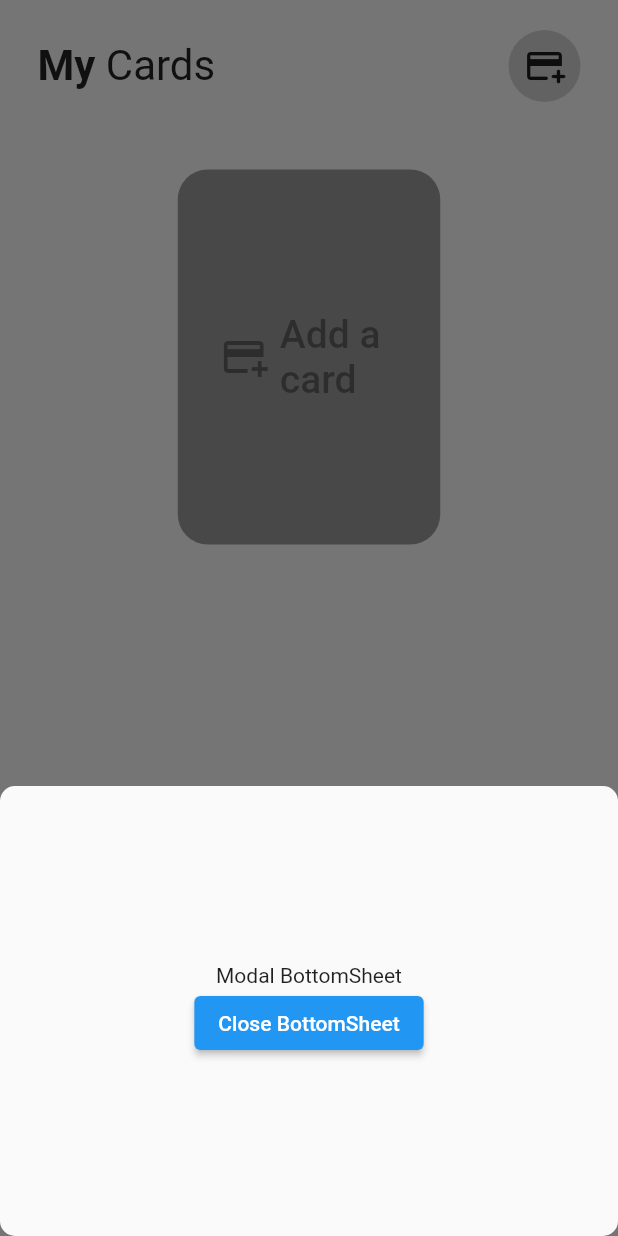
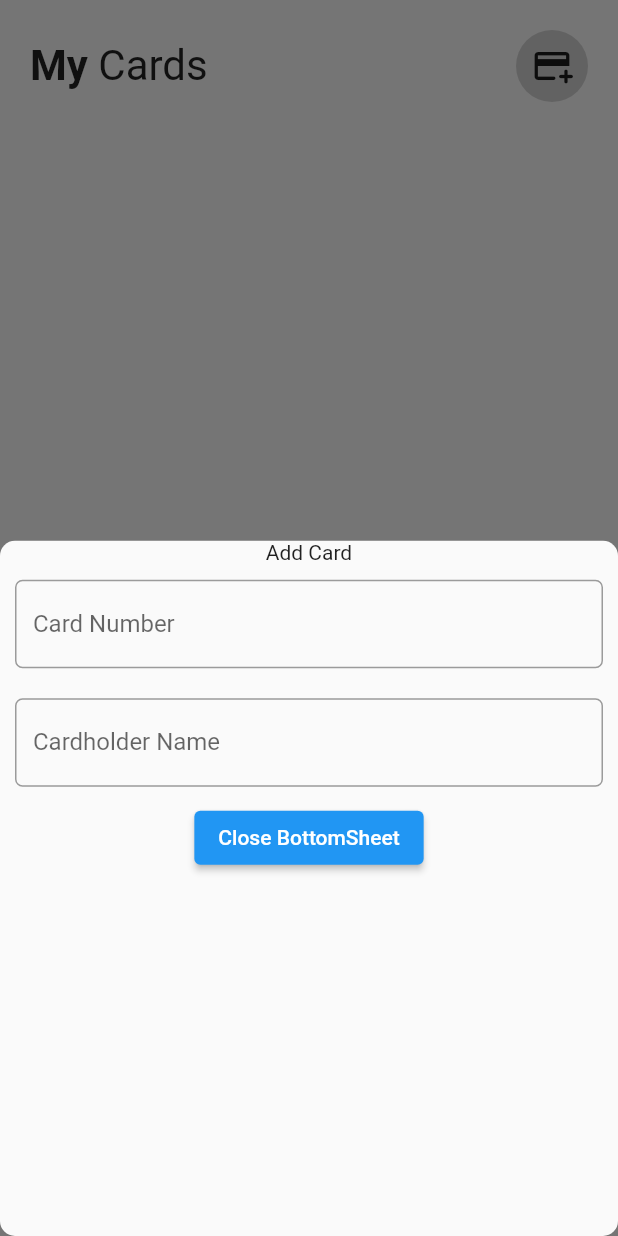
Before and after one commit to assignments-sliit/sriwallet, a Flutter app: the HomePage screen opened by its route, after a tap on the "add card" icon, on a phone screen of 412 x 824 dp. Run offline on Flutter 3.47's test engine with Material 2 defaults, Android fonts, the phone set to English and light mode, and no system bars; our stand-ins replace cloud_firestore, firebase_auth, firebase_core, font_awesome_flutter, progress_dialog_null_safe, smooth_page_indicator; accounts and stored records are empty.

Commit message:
card ui - 2

```diff
--- a/lib/ui/home/homepage.dart
+++ b/lib/ui/home/homepage.dart
@@ -3,10 +3,12 @@
 import 'package:cloud_firestore/cloud_firestore.dart';
 import 'package:firebase_auth/firebase_auth.dart';
 import 'package:flutter/material.dart';
+import 'package:flutter/services.dart';
 import 'package:font_awesome_flutter/font_awesome_flutter.dart';
 import 'package:smooth_page_indicator/smooth_page_indicator.dart';
 import 'package:sriwallet/auth/login.dart';
 import 'package:sriwallet/auth/register.dart';
+import 'package:sriwallet/auth/utils/card_number_formattor.dart';
 import 'package:sriwallet/cards/card.dart';
 import 'package:sriwallet/cards/card_types.dart';
 import 'package:sriwallet/cards/no_card.dart';
@@ -41,7 +43,7 @@ class _HomePageState extends State<HomePage> {
           child: Column(
         children: [
           Padding(
-            padding: const EdgeInsets.symmetric(horizontal: 25, vertical: 20),
+            padding: const EdgeInsets.symmetric(horizontal: 20, vertical: 20),
             child: Row(
               mainAxisAlignment: MainAxisAlignment.spaceBetween,
               children: [
@@ -70,19 +72,61 @@ class _HomePageState extends State<HomePage> {
                       ),
                       onPressed: () {
                         showModalBottomSheet<void>(
-                            isDismissible: false,
+                         //   isDismissible: false,
                             shape: RoundedRectangleBorder(
                                 borderRadius: BorderRadius.circular(10)),
                             context: context,
                             builder: (BuildContext context) {
                               return Container(
-                                height: 300,
                                 child: Center(
                                   child: Column(
-                                    mainAxisAlignment: MainAxisAlignment.center,
-                                    mainAxisSize: MainAxisSize.min,
+                                    /// mainAxisAlignment: MainAxisAlignment.center,
+                                    // mainAxisSize: MainAxisSize.min,
                                     children: <Widget>[
-                                      const Text('Modal BottomSheet'),
+                                      Form(
+                                          child: Column(
+                                        children: [
+                                          Text("Add Card"),
+                                          Padding(
+                                            padding: const EdgeInsets.all(10.0),
+                                            child: TextFormField(
+                                              textAlign: TextAlign.center,
+                                              maxLength: 19,
+                                              inputFormatters: [
+                                                FilteringTextInputFormatter
+                                                    .digitsOnly,
+                                                LengthLimitingTextInputFormatter(
+                                                    17),
+                                                CardNumberInputFormatter()
+                                              ],
+                                              keyboardType:
+                                                  TextInputType.number,
+                                              decoration: InputDecoration(
+                                                counterText: "",
+                                                  border: OutlineInputBorder(
+                                                      borderRadius:
+                                                          BorderRadius.circular(
+                                                              5)),
+                                                  label: Text("Card Number")),
+                                            ),
+                                          ),
+                                          Padding(
+                                            padding: const EdgeInsets.all(10.0),
+                                            child: TextFormField(
+                                              textAlign: TextAlign.center,
+                                              decoration: InputDecoration(
+                                                  border: OutlineInputBorder(
+                                                      borderRadius:
+                                                          BorderRadius.circular(
+                                                              5)),
+                                                  label:
+                                                      Text("Cardholder Name")),
+                                            ),
+                                          ),
+
+                                        ],
+                                      )),
+
                                       ElevatedButton(
                                         child: const Text('Close BottomSheet'),
                                         onPressed: () => Navigator.pop(context),
@@ -118,7 +162,7 @@ class _HomePageState extends State<HomePage> {
         builder: ((context, snapshot) {
           return Container(
             height: 250,
-            child: snapshot.data!.size < 1
+            child: snapshot.data == null
                 ? NoCard()
                 : PageView.builder(
                     controller: _controller,
@@ -149,7 +193,6 @@ class _HomePageState extends State<HomePage> {
     return Container(
       height: 200,
       child: CardItem(
-
         types: snapshot!["type"],
         cardNumber: snapshot["cardNumber"],
         expMonth: snapshot["expMonth"],
```
Also changed, not shown: lib/auth/utils/card_number_formattor.dart (added, +24 -0 lines), lib/cards/card.dart (+5 -5 lines).
